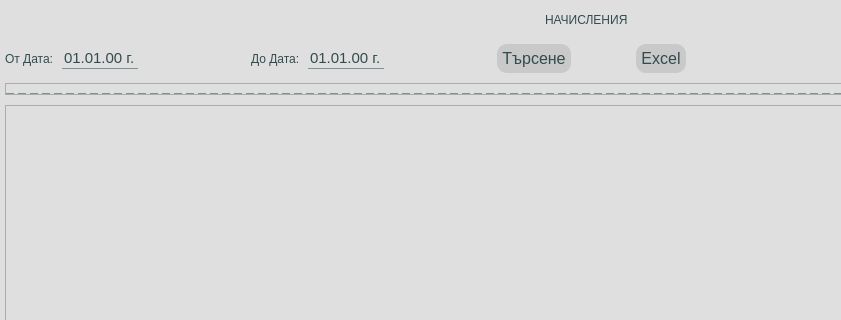
Qt form app/ui/widgets/customPaymentsWidget.ui (DevilPhp/WorkSalary.v01) before a commit; both pictures show x 0 to 841 and y 0 to 320 of the 1173 by 915 pixel window.
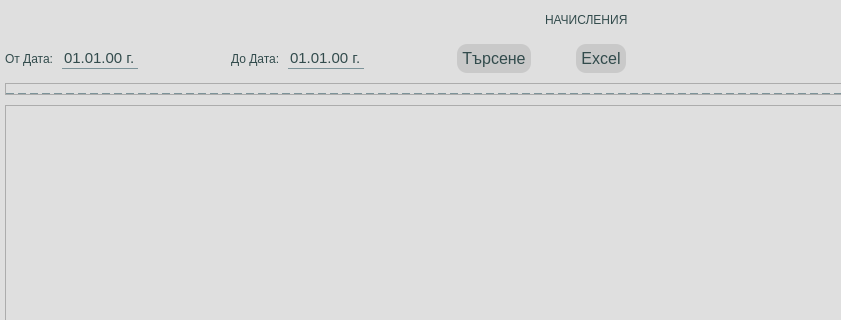
The same form after that commit. Icons and pictures are not drawn.

What changed in the file:
```diff
--- a/app/ui/widgets/customPaymentsWidget.ui
+++ b/app/ui/widgets/customPaymentsWidget.ui
@@ -292,7 +292,7 @@
           <widget class="QWidget" name="widget_5" native="true">
            <layout class="QHBoxLayout" name="horizontalLayout_8">
             <property name="spacing">
-             <number>65</number>
+             <number>45</number>
             </property>
             <property name="leftMargin">
              <number>0</number>
@@ -434,7 +434,7 @@
                    <second>0</second>
                    <year>1990</year>
                    <month>9</month>
-                   <day>6</day>
+                   <day>5</day>
                   </datetime>
                  </property>
                  <property name="displayFormat">
```
Left out of the diff: 2 changed lines with no effect on the pictures.
